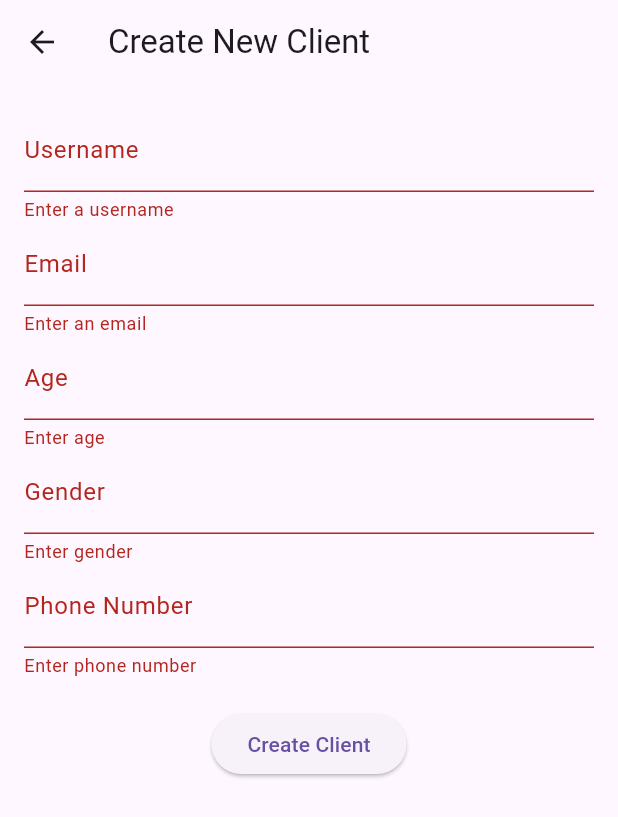
After one commit to masiDaniel/basic_health_information_system, a Flutter app: the CreateClientScreen screen opened directly, after a tap on "Create Client", on a phone screen of 412 x 824 dp. The commit adds this screen. Shown: the top 817 px of the screen. Run offline on Flutter 3.47's test engine with Material 3 defaults, Android fonts, the phone set to English and light mode, and no system bars; our stand-ins replace flutter_speed_dial, shared_preferences; accounts and stored records are empty; network calls fail.

```diff
--- a/health_frontend/lib/models/program_model.dart
+++ b/health_frontend/lib/models/program_model.dart
@@ -65,6 +65,72 @@ class Program {
   }
 }
 
+class ProgramSkimmed {
+  final int id;
+
+  final String name;
+  final String description;
+  final DateTime createdAt;
+  final DateTime updatedAt;
+  final DateTime startDate;
+  final DateTime endDate;
+  final bool isActive;
+  final String goals;
+  final String treatmentGuidelines;
+  final String location;
+  final int doctor;
+
+  ProgramSkimmed({
+    required this.id,
+
+    required this.name,
+    required this.description,
+    required this.createdAt,
+    required this.updatedAt,
+    required this.startDate,
+    required this.endDate,
+    required this.isActive,
+    required this.goals,
+    required this.treatmentGuidelines,
+    required this.location,
+    required this.doctor,
+  });
+
+  // Factory constructor to create a Program from JSON
+  factory ProgramSkimmed.fromJson(Map<String, dynamic> json) {
+    return ProgramSkimmed(
+      id: json['id'],
+
+      name: json['name'],
+      description: json['description'],
+      createdAt: DateTime.parse(json['created_at']),
+      updatedAt: DateTime.parse(json['updated_at']),
+      startDate: DateTime.parse(json['start_date']),
+      endDate: DateTime.parse(json['end_date']),
+      isActive: json['is_active'],
+      goals: json['goals'],
+      treatmentGuidelines: json['treatment_guidelines'],
+      location: json['location'],
+      doctor: json['doctor'],
+    );
+  }
+
+  // Convert Program instance to JSON
+  Map<String, dynamic> toJson() {
+    return {
+      'name': name,
+      'description': description,
+      'start_date': startDate.toIso8601String().split('T')[0],
+      'end_date': endDate.toIso8601String().split('T')[0],
+      'is_active': isActive,
+      'goals': goals,
+      'treatment_guidelines': treatmentGuidelines,
+      'location': location,
+      'doctor': doctor,
+    };
+  }
+}
+
 class CreateProgram {
   final String name;
   final int doctor;
--- /dev/null
+++ b/health_frontend/lib/screens/create_client_screen.dart
@@ -0,0 +1,112 @@
+import 'package:flutter/material.dart';
+import 'package:health_frontend/screens/programs_screen.dart';
+import 'package:health_frontend/services/client_services.dart'; // Assume you have this
+
+class CreateClientScreen extends StatefulWidget {
+  @override
+  _CreateClientScreenState createState() => _CreateClientScreenState();
+}
+
+class _CreateClientScreenState extends State<CreateClientScreen> {
+  final _formKey = GlobalKey<FormState>();
+
+  final _usernameController = TextEditingController();
+  final _emailController = TextEditingController();
+  final _ageController = TextEditingController();
+  final _phoneController = TextEditingController();
+  final _genderController = TextEditingController();
+
+  Future<void> _submitForm() async {
+    if (_formKey.currentState!.validate()) {
+      try {
+        final newClient = {
+          "username": _usernameController.text,
+          "email": _emailController.text,
+          "password": 1234,
+          "role": "client",
+          "gender": _genderController.text,
+          "age": int.parse(_ageController.text),
+          "phone_number": _phoneController.text,
+        };
+
+        await ClientService().createClient(
+          newClient,
+        ); // You implement this service
+
+        ScaffoldMessenger.of(
+          context,
+        ).showSnackBar(SnackBar(content: Text('Client created successfully')));
+        Navigator.pop(context);
+      } catch (e) {
+        print('Failed to create client: $e');
+        ScaffoldMessenger.of(
+          context,
+        ).showSnackBar(SnackBar(content: Text('Failed to create client')));
+      }
+    }
+  }
+
+  @override
+  Widget build(BuildContext context) {
+    return Scaffold(
+      appBar: AppBar(
+        title: Text('Create New Client'),
+        leading: IconButton(
+          onPressed: () {
+            Navigator.of(context).pushReplacement(
+              MaterialPageRoute(builder: (context) => ProgramsScreen()),
+            );
+          },
+          icon: Icon(Icons.arrow_back),
+        ),
+      ),
+      body: Padding(
+        padding: const EdgeInsets.all(16.0),
+        child: SingleChildScrollView(
+          child: Form(
+            key: _formKey,
+            child: Column(
+              children: [
+                TextFormField(
+                  controller: _usernameController,
+                  decoration: InputDecoration(labelText: 'Username'),
+                  validator:
+                      (value) => value!.isEmpty ? 'Enter a username' : null,
+                ),
+                TextFormField(
+                  controller: _emailController,
+                  decoration: InputDecoration(labelText: 'Email'),
+                  validator:
+                      (value) => value!.isEmpty ? 'Enter an email' : null,
+                ),
+                TextFormField(
+                  controller: _ageController,
+                  decoration: InputDecoration(labelText: 'Age'),
+                  keyboardType: TextInputType.number,
+                  validator: (value) => value!.isEmpty ? 'Enter age' : null,
+                ),
+                TextFormField(
+                  controller: _genderController,
+                  decoration: InputDecoration(labelText: 'Gender'),
+                  keyboardType: TextInputType.number,
+                  validator: (value) => value!.isEmpty ? 'Enter gender' : null,
+                ),
+                TextFormField(
+                  controller: _phoneController,
+                  decoration: InputDecoration(labelText: 'Phone Number'),
+                  validator:
+                      (value) => value!.isEmpty ? 'Enter phone number' : null,
+                ),
+                SizedBox(height: 20),
+                ElevatedButton(
+                  onPressed: _submitForm,
+                  child: Text('Create Client'),
+                ),
+              ],
+            ),
+          ),
+        ),
+      ),
+    );
+  }
+}
```
Also changed, not shown: health_frontend/lib/models/client_profile_model.dart (+12 -0 lines), health_frontend/lib/screens/client_profile_screen.dart (added, +162 -0 lines), health_frontend/lib/screens/client_screen.dart (added, +146 -0 lines), health_frontend/lib/screens/create_program_screen.dart (+57 -13 lines), health_frontend/lib/screens/program_details_screen.dart (+5 -5 lines), health_frontend/lib/screens/programs_screen.dart (+23 -5 lines), health_frontend/lib/screens/splash_screen.dart (deleted, +0 -50 lines), health_frontend/lib/services/client_services.dart (+14 -0 lines), health_frontend/lib/services/program_services.dart (+4 -4 lines).
